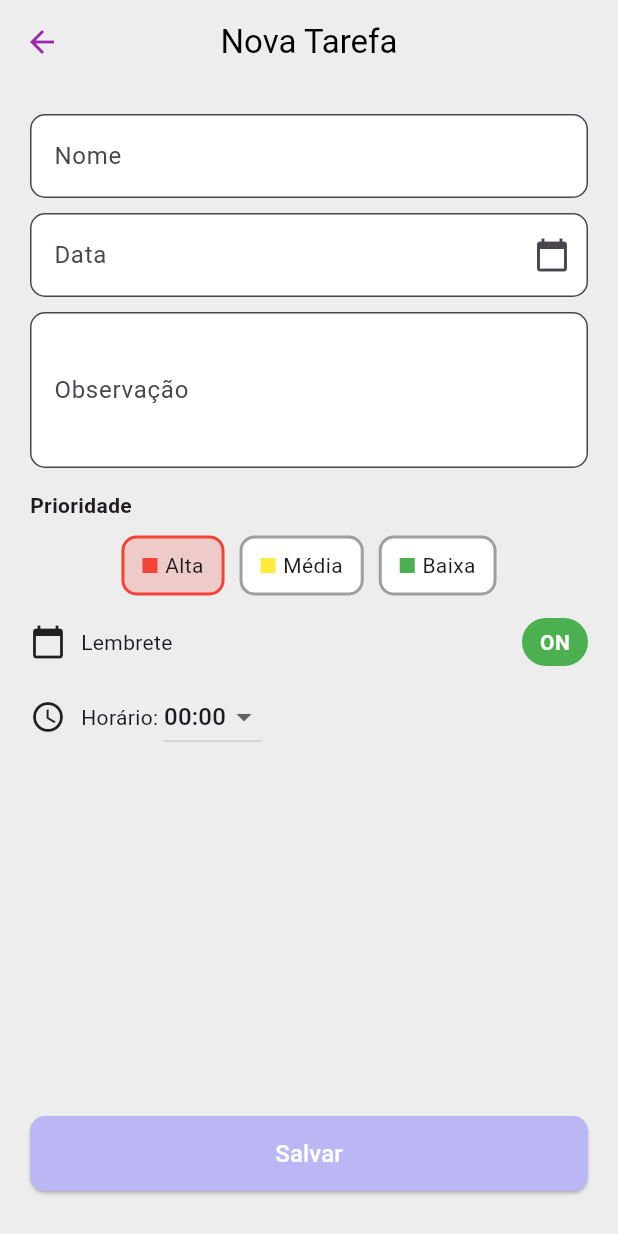
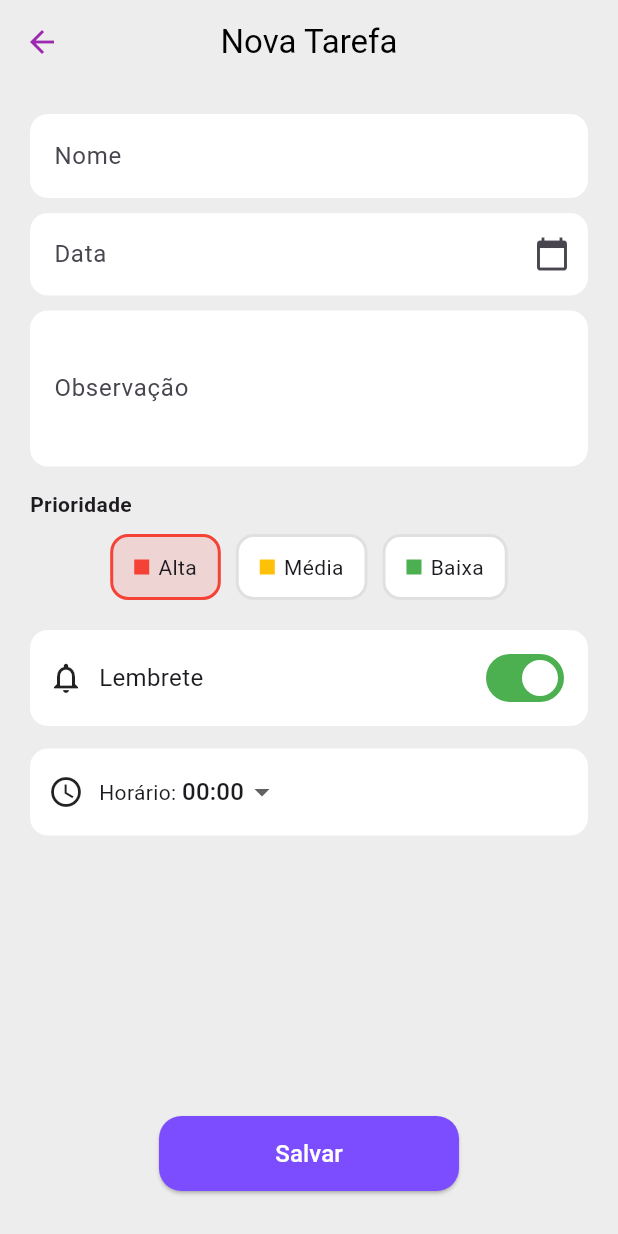
Before and after one commit to codebylari/taskmaster_app, a Flutter app: the NovaTarefaPage screen opened directly, on a phone screen of 412 x 824 dp. Run offline on Flutter 3.47's test engine with Material 3 defaults, Android fonts, the phone set to English and light mode, and no system bars.

Commit message:
mais moderno

```diff
--- a/lib/screens/nova_tarefa_page.dart
+++ b/lib/screens/nova_tarefa_page.dart
@@ -10,10 +10,26 @@ class _NovaTarefaPageState extends State<NovaTarefaPage> {
   bool lembrete = true;
   String horario = "00:00";
 
+  TextEditingController nomeController = TextEditingController();
   TextEditingController dataController = TextEditingController();
 
   List<String> horarios =
       List.generate(24, (h) => "${h.toString().padLeft(2, '0')}:00");
+
+  void salvarTarefa() {
+    if (nomeController.text.trim().isEmpty) {
+      ScaffoldMessenger.of(context).showSnackBar(
+        SnackBar(
+          content: Text("O nome é obrigatório!"),
+          backgroundColor: Colors.red,
+        ),
+      );
+      return;
+    }
+
+    print("Tarefa salva!");
+    Navigator.pop(context);
+  }
 
   @override
   Widget build(BuildContext context) {
@@ -34,10 +50,17 @@ class _NovaTarefaPageState extends State<NovaTarefaPage> {
           crossAxisAlignment: CrossAxisAlignment.start,
           children: [
 
-            TextField(decoration: inputStyle("Nome")),
+            // 🔥 NOME (SEM BORDA)
+            TextField(
+              controller: nomeController,
+              decoration: inputStyle("Nome"),
+            ),
             SizedBox(height: 10),
 
-            TextField(
+            // 🔥 DATA MENOR E CLEAN
+            SizedBox(
+              height: 55,
+              child: TextField(
                 controller: dataController,
                 readOnly: true,
                 decoration: inputStyle("Data").copyWith(
@@ -63,9 +86,11 @@ class _NovaTarefaPageState extends State<NovaTarefaPage> {
                   }
                 },
               ),
+            ),
 
             SizedBox(height: 10),
 
+            // 🔥 OBSERVAÇÃO SEM BORDA
             TextField(
               maxLines: 3,
               decoration: inputStyle("Observação"),
@@ -74,7 +99,6 @@ class _NovaTarefaPageState extends State<NovaTarefaPage> {
             SizedBox(height: 15),
 
             Text("Prioridade", style: TextStyle(fontWeight: FontWeight.bold)),
-
             SizedBox(height: 10),
 
             Row(
@@ -82,54 +106,64 @@ class _NovaTarefaPageState extends State<NovaTarefaPage> {
               children: [
                 prioridadeBox("Alta", Colors.red),
                 SizedBox(width: 10),
-                prioridadeBox("Média", Colors.yellow),
+                prioridadeBox("Média", Colors.amber),
                 SizedBox(width: 10),
                 prioridadeBox("Baixa", Colors.green),
               ],
             ),
 
-            SizedBox(height: 15),
+            SizedBox(height: 20),
 
-            Row(
+            // 🔥 LEMBRETE MODERNO
+            Container(
+              padding: EdgeInsets.symmetric(horizontal: 12, vertical: 8),
+              decoration: BoxDecoration(
+                color: Colors.white,
+                borderRadius: BorderRadius.circular(12),
+              ),
+              child: Row(
                 children: [
-                Icon(Icons.calendar_today),
+                  Icon(Icons.notifications_outlined),
                   SizedBox(width: 10),
-                Text("Lembrete"),
+                  Text("Lembrete", style: TextStyle(fontSize: 16)),
                   Spacer(),
-
-                GestureDetector(
-                  onTap: () {
+                  Switch(
+                    value: lembrete,
+                    onChanged: (value) {
                       setState(() {
-                      lembrete = !lembrete;
+                        lembrete = value;
                       });
                     },
-                  child: Container(
-                    padding: EdgeInsets.symmetric(horizontal: 12, vertical: 6),
-                    decoration: BoxDecoration(
-                      color: lembrete ? Colors.green : Colors.red,
-                      borderRadius: BorderRadius.circular(20),
-                    ),
-                    child: Text(
-                      lembrete ? "ON" : "OFF",
-                      style: TextStyle(
-                        color: Colors.white,
-                        fontWeight: FontWeight.bold,
-                      ),
-                    ),
-                  ),
+                    activeColor: Colors.white,
+                    activeTrackColor: Colors.green,
+                    inactiveThumbColor: Colors.white,
+                    inactiveTrackColor: Colors.grey.shade400,
                   ),
                 ],
               ),
+            ),
 
-            SizedBox(height: 10),
+            SizedBox(height: 15),
 
-            Row(
+            // 🔥 HORÁRIO
+            Opacity(
+              opacity: lembrete ? 1 : 0.4,
+              child: IgnorePointer(
+                ignoring: !lembrete,
+                child: Container(
+                  padding: EdgeInsets.symmetric(horizontal: 12, vertical: 5),
+                  decoration: BoxDecoration(
+                    color: Colors.white,
+                    borderRadius: BorderRadius.circular(12),
+                  ),
+                  child: Row(
                     children: [
                       Icon(Icons.access_time),
                       SizedBox(width: 10),
                       Text("Horário: "),
                       DropdownButton<String>(
                         value: horario,
+                        underline: SizedBox(),
                         items: horarios.map((h) {
                           return DropdownMenuItem(
                             value: h,
@@ -144,22 +178,29 @@ class _NovaTarefaPageState extends State<NovaTarefaPage> {
                       ),
                     ],
                   ),
+                ),
+              ),
+            ),
 
-            // 🔥 EMPURRA O BOTÃO PRA BAIXO
             Expanded(child: Container()),
 
-            // 🔥 BOTÃO SALVAR
-            SizedBox(
-              width: double.infinity,
+            // 🔥 BOTÃO CENTRAL
+            Center(
+              child: SizedBox(
+                width: 200,
                 height: 50,
                 child: ElevatedButton(
-                onPressed: () {
-                  print("Tarefa salva!");
-                  Navigator.pop(context); // volta pra home
-                },
+                  style: ElevatedButton.styleFrom(
+                    backgroundColor: Colors.deepPurpleAccent,
+                    shape: RoundedRectangleBorder(
+                      borderRadius: BorderRadius.circular(15),
+                    ),
+                  ),
+                  onPressed: salvarTarefa,
                   child: Text(
                     "Salvar",
-                  style: TextStyle(fontSize: 16),
+                    style: TextStyle(fontSize: 16, color: Colors.white),
+                  ),
                 ),
               ),
             ),
@@ -171,13 +212,23 @@ class _NovaTarefaPageState extends State<NovaTarefaPage> {
     );
   }
 
+  // 🔥 INPUT CLEAN (SEM BORDA)
   InputDecoration inputStyle(String label) {
     return InputDecoration(
       labelText: label,
       filled: true,
       fillColor: Colors.white,
       border: OutlineInputBorder(
-        borderRadius: BorderRadius.circular(10),
+        borderRadius: BorderRadius.circular(12),
+        borderSide: BorderSide.none, // 👈 remove borda preta
+      ),
+      enabledBorder: OutlineInputBorder(
+        borderRadius: BorderRadius.circular(12),
+        borderSide: BorderSide.none,
+      ),
+      focusedBorder: OutlineInputBorder(
+        borderRadius: BorderRadius.circular(12),
+        borderSide: BorderSide.none,
       ),
     );
   }
@@ -192,19 +243,19 @@ class _NovaTarefaPageState extends State<NovaTarefaPage> {
         });
       },
       child: Container(
-        padding: EdgeInsets.symmetric(horizontal: 12, vertical: 8),
+        padding: EdgeInsets.symmetric(horizontal: 14, vertical: 10),
         decoration: BoxDecoration(
-          color: selecionado ? cor.withOpacity(0.2) : Colors.white,
-          borderRadius: BorderRadius.circular(10),
+          color: selecionado ? cor.withOpacity(0.15) : Colors.white,
+          borderRadius: BorderRadius.circular(12),
           border: Border.all(
-            color: selecionado ? cor : Colors.grey,
+            color: selecionado ? cor : Colors.grey.shade300,
             width: 2,
           ),
         ),
         child: Row(
           children: [
             Container(width: 10, height: 10, color: cor),
-            SizedBox(width: 5),
+            SizedBox(width: 6),
             Text(texto),
           ],
         ),
```
Lines whose indentation alone changed are shown as unchanged.
